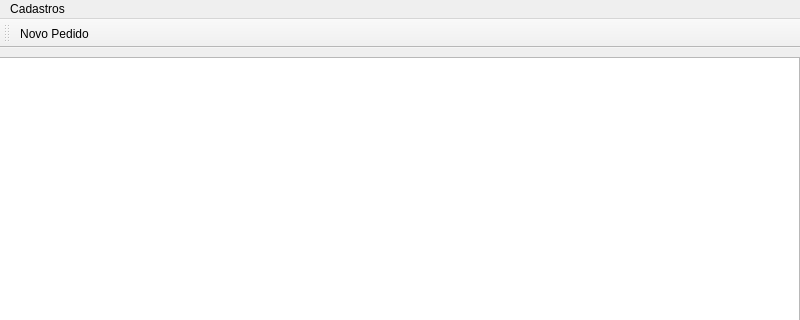
Above: Docs/UI/GigaMain.ui from rennancockles/gigapy before the change; both pictures show x 0 to 800 and y 0 to 320 of the 800 by 600 pixel window. Below: the same form after it.
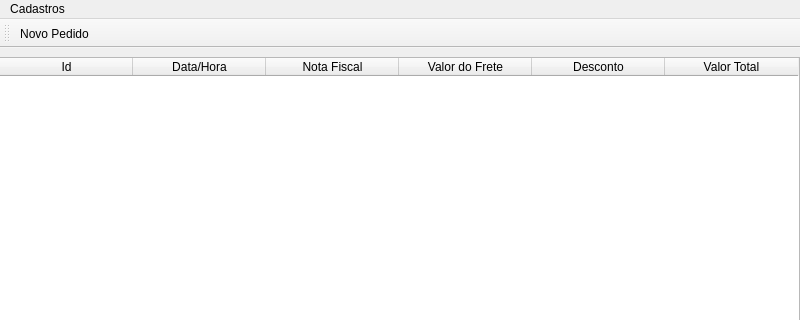
That is the form after the change. Icons and pictures are not drawn.

Commit message: UI e suas respectivas views

The edit to the form file:
```diff
--- a/Docs/UI/GigaMain.ui
+++ b/Docs/UI/GigaMain.ui
@@ -55,6 +55,48 @@
          <verstretch>0</verstretch>
         </sizepolicy>
        </property>
+       <property name="selectionBehavior">
+        <enum>QAbstractItemView::SelectRows</enum>
+       </property>
+       <attribute name="horizontalHeaderVisible">
+        <bool>true</bool>
+       </attribute>
+       <attribute name="horizontalHeaderDefaultSectionSize">
+        <number>133</number>
+       </attribute>
+       <attribute name="verticalHeaderVisible">
+        <bool>false</bool>
+       </attribute>
+       <column>
+        <property name="text">
+         <string>Id</string>
+        </property>
+       </column>
+       <column>
+        <property name="text">
+         <string>Data/Hora</string>
+        </property>
+       </column>
+       <column>
+        <property name="text">
+         <string>Nota Fiscal</string>
+        </property>
+       </column>
+       <column>
+        <property name="text">
+         <string>Valor do Frete</string>
+        </property>
+       </column>
+       <column>
+        <property name="text">
+         <string>Desconto</string>
+        </property>
+       </column>
+       <column>
+        <property name="text">
+         <string>Valor Total</string>
+        </property>
+       </column>
       </widget>
      </item>
     </layout>
```
Left out of the diff: 5 changed lines with no effect on the pictures. The commit also changes 6 other files.
